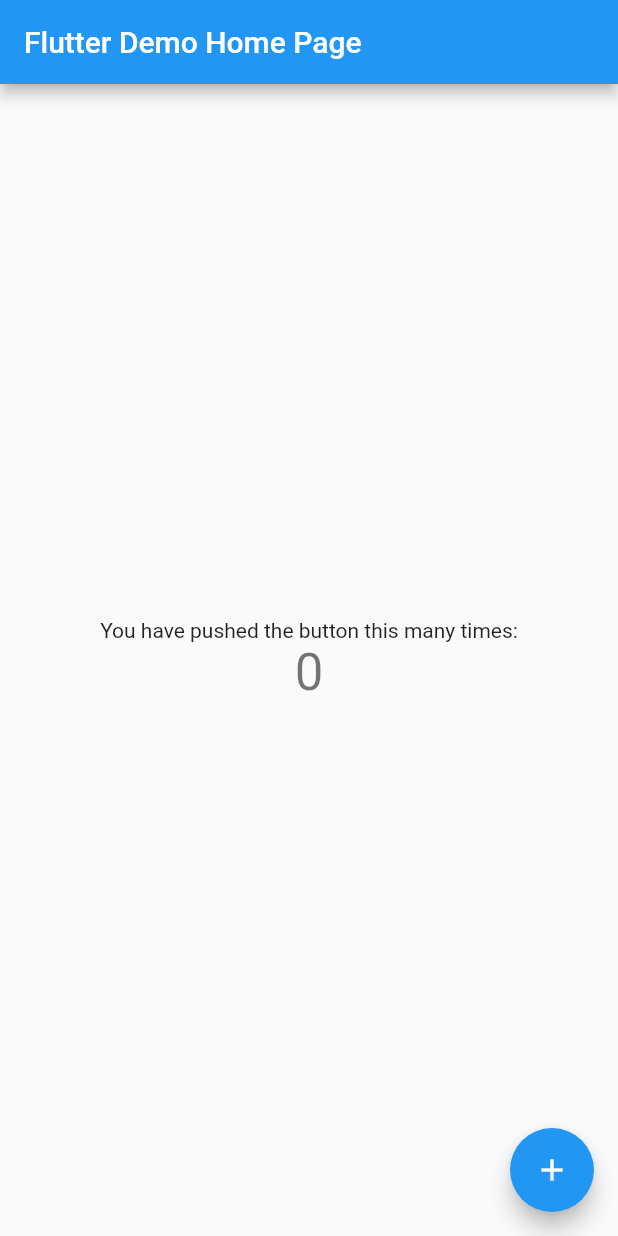
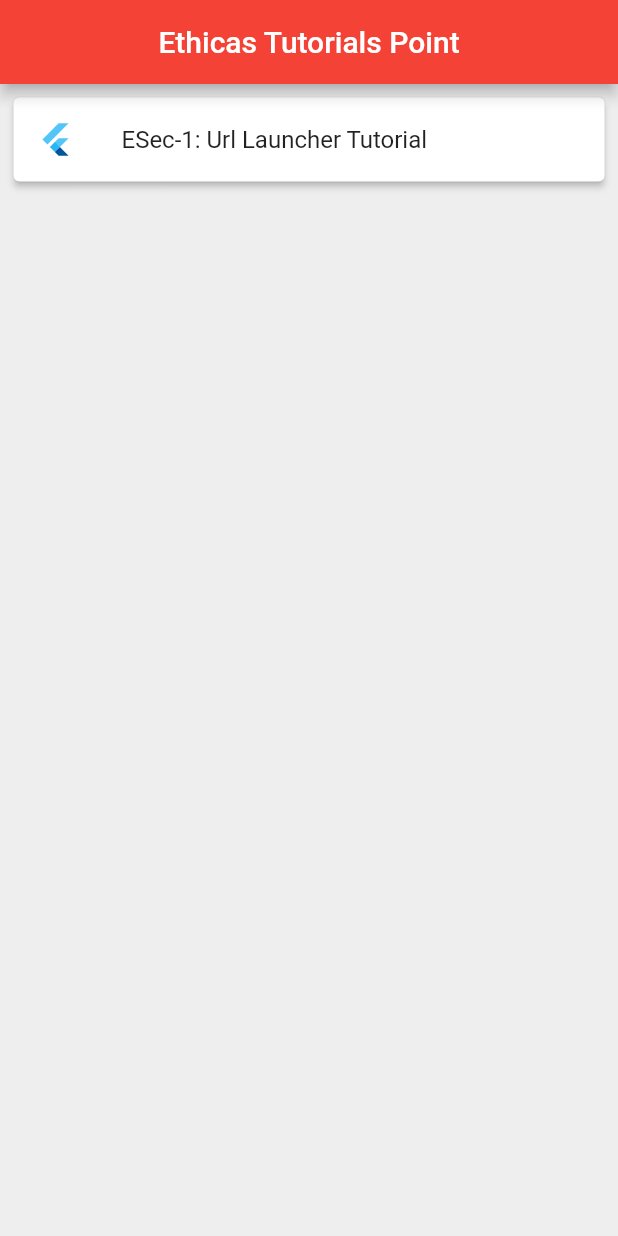
Before and after one commit to ethicasec/ESecTutorialsPoint, a Flutter app: the screen it shows after launch, on a phone screen of 412 x 824 dp. Run offline on Flutter 3.47's test engine with Material 2 defaults, Android fonts, the phone set to English and light mode, and no system bars.

Commit message:
ESecTutorialsPoint

```diff
--- /dev/null
+++ b/lib/ESecModel/esectutorialslist.dart
@@ -0,0 +1,40 @@
+import 'package:flutter/material.dart';
+// import '../UrlLauncher/urllauncher.dart';
+// import 'DropDownWithArrary/dropdownwitharray.dart';
+import '../Welcome/esecwelcome.dart';
+
+class ESecTutorialsList {
+  String page;
+  String pageTitle;
+  ESecTutorialsList({this.page, this.pageTitle});
+}
+
+// ignore: must_be_immutable
+class ESecTutorialRoutes extends StatelessWidget {
+  List<ESecTutorialsList> esecTutList = [
+    ESecTutorialsList(
+        page: "EthicaUrlLauncher", pageTitle: "Url Launcher Tutorial"),
+    // ESecTutorialsList(
+    //     page: "DropDownWithArray", pageTitle: "DropDownWithArray Tutorial"),
+    // ESecTutorialsList(page: "DropDownWith", pageTitle: "DropDownWithArray "),
+  ];
+
+  void switchToTutePage(BuildContext context, String page, String title) {
+    Navigator.push(
+      context,
+      MaterialPageRoute(builder: (context) {
+        switch (page) {
+          // case "EthicaUrlLauncher":
+          //   return EthicaUrlLauncher(title: title);
+          // case "DropDownWithArray":
+          //   return DropDownWithArray(title: title);
+          default:
+            return ESecWelcome(title: "ESec Tutorial");
+        }
+        // return Container();
+      }),
+    );
+  }
+
+  noSuchMethod(Invocation invocation) => super.noSuchMethod(invocation);
+}
--- /dev/null
+++ b/lib/esechomepage.dart
@@ -0,0 +1,51 @@
+import 'package:flutter/material.dart';
+import 'ESecModel/esectutorialslist.dart';
+
+class ESecHomePage extends StatefulWidget {
+  const ESecHomePage({
+    Key key,
+  }) : super(key: key);
+
+  @override
+  _ESecHomePageState createState() => _ESecHomePageState();
+}
+
+class _ESecHomePageState extends State<ESecHomePage> {
+  ESecTutorialRoutes _tutorials = ESecTutorialRoutes();
+  @override
+  Widget build(BuildContext context) {
+    return Scaffold(
+      backgroundColor: Colors.grey[200],
+      appBar: AppBar(
+        centerTitle: true,
+        title: Text("Ethicas Tutorials Point"),
+      ),
+      body: Padding(
+        padding: const EdgeInsets.all(5.0),
+        child: Container(
+            child: Center(
+          child: ListView.builder(
+            itemCount: _tutorials.esecTutList.length != null
+                ? _tutorials.esecTutList.length
+                : 0,
+            itemBuilder: (context, index) {
+              var data = _tutorials.esecTutList[index];
+              return Card(
+                elevation: 2,
+                child: ListTile(
+                  leading: FlutterLogo(),
+                  title:
+                      Text("ESec-${index + 1}: ${data.pageTitle.toString()}"),
+                  onTap: () {
+                    _tutorials.switchToTutePage(
+                        context, data.page, data.pageTitle);
+                  },
+                ),
+              );
+            },
+          ),
+        )),
+      ),
+    );
+  }
+}
--- a/lib/main.dart
+++ b/lib/main.dart
@@ -1,117 +1,19 @@
 import 'package:flutter/material.dart';
+import 'esechomepage.dart';
 
 void main() {
-  runApp(MyApp());
+  runApp(
+    new EthicaHomePage(),
+  );
 }
 
-class MyApp extends StatelessWidget {
-  // This widget is the root of your application.
+class EthicaHomePage extends StatelessWidget {
   @override
   Widget build(BuildContext context) {
     return MaterialApp(
-      title: 'Flutter Demo',
-      theme: ThemeData(
-        // This is the theme of your application.
-        //
-        // Try running your application with "flutter run". You'll see the
-        // application has a blue toolbar. Then, without quitting the app, try
-        // changing the primarySwatch below to Colors.green and then invoke
-        // "hot reload" (press "r" in the console where you ran "flutter run",
-        // or simply save your changes to "hot reload" in a Flutter IDE).
-        // Notice that the counter didn't reset back to zero; the application
-        // is not restarted.
-        primarySwatch: Colors.blue,
-        // This makes the visual density adapt to the platform that you run
-        // the app on. For desktop platforms, the controls will be smaller and
-        // closer together (more dense) than on mobile platforms.
-        visualDensity: VisualDensity.adaptivePlatformDensity,
-      ),
-      home: MyHomePage(title: 'Flutter Demo Home Page'),
+      debugShowCheckedModeBanner: false,
+      theme: ThemeData(primarySwatch: Colors.red),
+      home: ESecHomePage(),
     );
   }
 }
-
-class MyHomePage extends StatefulWidget {
-  MyHomePage({Key key, this.title}) : super(key: key);
-
-  // This widget is the home page of your application. It is stateful, meaning
-  // that it has a State object (defined below) that contains fields that affect
-  // how it looks.
-
-  // This class is the configuration for the state. It holds the values (in this
-  // case the title) provided by the parent (in this case the App widget) and
-  // used by the build method of the State. Fields in a Widget subclass are
-  // always marked "final".
-
-  final String title;
-
-  @override
-  _MyHomePageState createState() => _MyHomePageState();
-}
-
-class _MyHomePageState extends State<MyHomePage> {
-  int _counter = 0;
-
-  void _incrementCounter() {
-    setState(() {
-      // This call to setState tells the Flutter framework that something has
-      // changed in this State, which causes it to rerun the build method below
-      // so that the display can reflect the updated values. If we changed
-      // _counter without calling setState(), then the build method would not be
-      // called again, and so nothing would appear to happen.
-      _counter++;
-    });
-  }
-
-  @override
-  Widget build(BuildContext context) {
-    // This method is rerun every time setState is called, for instance as done
-    // by the _incrementCounter method above.
-    //
-    // The Flutter framework has been optimized to make rerunning build methods
-    // fast, so that you can just rebuild anything that needs updating rather
-    // than having to individually change instances of widgets.
-    return Scaffold(
-      appBar: AppBar(
-        // Here we take the value from the MyHomePage object that was created by
-        // the App.build method, and use it to set our appbar title.
-        title: Text(widget.title),
-      ),
-      body: Center(
-        // Center is a layout widget. It takes a single child and positions it
-        // in the middle of the parent.
-        child: Column(
-          // Column is also a layout widget. It takes a list of children and
-          // arranges them vertically. By default, it sizes itself to fit its
-          // children horizontally, and tries to be as tall as its parent.
-          //
-          // Invoke "debug painting" (press "p" in the console, choose the
-          // "Toggle Debug Paint" action from the Flutter Inspector in Android
-          // Studio, or the "Toggle Debug Paint" command in Visual Studio Code)
-          // to see the wireframe for each widget.
-          //
-          // Column has various properties to control how it sizes itself and
-          // how it positions its children. Here we use mainAxisAlignment to
-          // center the children vertically; the main axis here is the vertical
-          // axis because Columns are vertical (the cross axis would be
-          // horizontal).
-          mainAxisAlignment: MainAxisAlignment.center,
-          children: <Widget>[
-            Text(
-              'You have pushed the button this many times:',
-            ),
-            Text(
-              '$_counter',
-              style: Theme.of(context).textTheme.headline4,
-            ),
-          ],
-        ),
-      ),
-      floatingActionButton: FloatingActionButton(
-        onPressed: _incrementCounter,
-        tooltip: 'Increment',
-        child: Icon(Icons.add),
-      ), // This trailing comma makes auto-formatting nicer for build methods.
-    );
-  }
-}
--- a/pubspec.yaml
+++ b/pubspec.yaml
@@ -3,7 +3,7 @@ description: A new Flutter project.
 
 # The following line prevents the package from being accidentally published to
 # pub.dev using `pub publish`. This is preferred for private packages.
-publish_to: 'none' # Remove this line if you wish to publish to pub.dev
+publish_to: "none" # Remove this line if you wish to publish to pub.dev
 
 # The following defines the version and build number for your application.
 # A version number is three numbers separated by dots, like 1.2.43
@@ -23,7 +23,7 @@ environment:
 dependencies:
   flutter:
     sdk: flutter
-
+  url_launcher: ^5.7.2
 
   # The following adds the Cupertino Icons font to your application.
   # Use with the CupertinoIcons class for iOS style icons.
@@ -38,7 +38,6 @@ dev_dependencies:
 
 # The following section is specific to Flutter.
 flutter:
-
   # The following line ensures that the Material Icons font is
   # included with your application, so that you can use the icons in
   # the material Icons class.
```
Also changed, not shown: lib/Welcome/esecwelcome.dart (added, +44 -0 lines), pubspec.lock, 2 other files.
